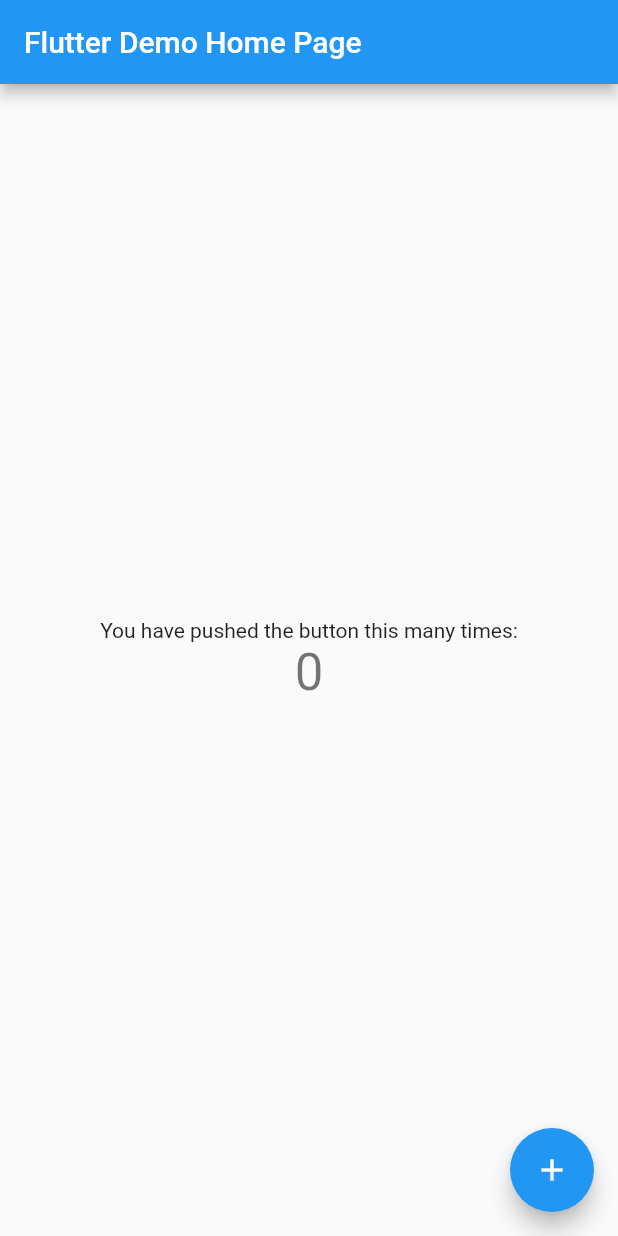
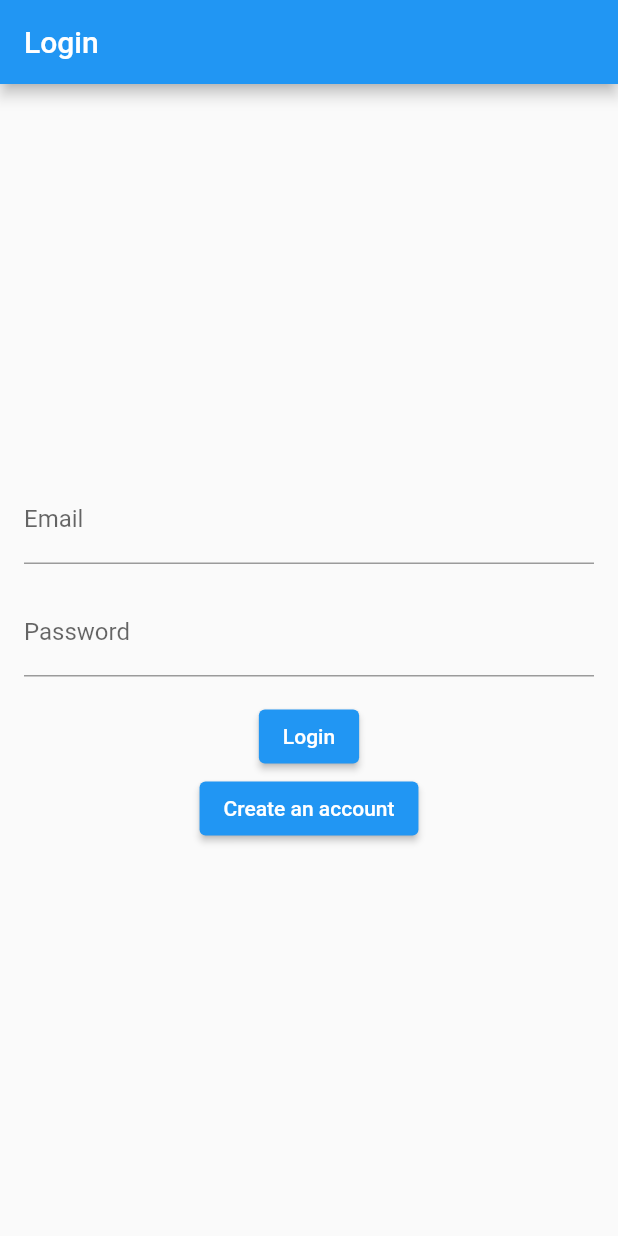
Before and after one commit to HiepHT411/quizServerSide, a Flutter app: the screen it shows after launch, on a phone screen of 412 x 824 dp. Run offline on Flutter 3.47's test engine with Material 2 defaults, Android fonts, the phone set to English and light mode, and no system bars.

Commit message:
Login Registration Screens

```diff
--- /dev/null
+++ b/goquiz_ui/lib/constants/api_endpoints.dart
@@ -0,0 +1 @@
+const String API_URL = 'http://192.168.1.7:3000/api';
--- a/goquiz_ui/lib/main.dart
+++ b/goquiz_ui/lib/main.dart
@@ -1,115 +1,27 @@
 import 'package:flutter/material.dart';
+import 'package:goquiz_ui/constants/app_routes.dart';
+import 'package:goquiz_ui/views/auth/login_screen.dart';
+import 'package:goquiz_ui/views/auth/register_screen.dart';
+// Import other screens
 
 void main() {
-  runApp(const MyApp());
+  runApp(MyApp());
 }
 
 class MyApp extends StatelessWidget {
-  const MyApp({super.key});
-
-  // This widget is the root of your application.
   @override
   Widget build(BuildContext context) {
     return MaterialApp(
-      title: 'Flutter Demo',
+      title: 'Go Quiz',
       theme: ThemeData(
-        // This is the theme of your application.
-        //
-        // Try running your application with "flutter run". You'll see the
-        // application has a blue toolbar. Then, without quitting the app, try
-        // changing the primarySwatch below to Colors.green and then invoke
-        // "hot reload" (press "r" in the console where you ran "flutter run",
-        // or simply save your changes to "hot reload" in a Flutter IDE).
-        // Notice that the counter didn't reset back to zero; the application
-        // is not restarted.
         primarySwatch: Colors.blue,
       ),
-      home: const MyHomePage(title: 'Flutter Demo Home Page'),
+      initialRoute: AppRoutes.login.toString(),
+      routes: {
+        AppRoutes.login.toString(): (context) => LoginScreen(),
+        AppRoutes.register.toString(): (context) => RegisterScreen(),
+        // Add other routes
+      },
     );
   }
 }
-
-class MyHomePage extends StatefulWidget {
-  const MyHomePage({super.key, required this.title});
-
-  // This widget is the home page of your application. It is stateful, meaning
-  // that it has a State object (defined below) that contains fields that affect
-  // how it looks.
-
-  // This class is the configuration for the state. It holds the values (in this
-  // case the title) provided by the parent (in this case the App widget) and
-  // used by the build method of the State. Fields in a Widget subclass are
-  // always marked "final".
-
-  final String title;
-
-  @override
-  State<MyHomePage> createState() => _MyHomePageState();
-}
-
-class _MyHomePageState extends State<MyHomePage> {
-  int _counter = 0;
-
-  void _incrementCounter() {
-    setState(() {
-      // This call to setState tells the Flutter framework that something has
-      // changed in this State, which causes it to rerun the build method below
-      // so that the display can reflect the updated values. If we changed
-      // _counter without calling setState(), then the build method would not be
-      // called again, and so nothing would appear to happen.
-      _counter++;
-    });
-  }
-
-  @override
-  Widget build(BuildContext context) {
-    // This method is rerun every time setState is called, for instance as done
-    // by the _incrementCounter method above.
-    //
-    // The Flutter framework has been optimized to make rerunning build methods
-    // fast, so that you can just rebuild anything that needs updating rather
-    // than having to individually change instances of widgets.
-    return Scaffold(
-      appBar: AppBar(
-        // Here we take the value from the MyHomePage object that was created by
-        // the App.build method, and use it to set our appbar title.
-        title: Text(widget.title),
-      ),
-      body: Center(
-        // Center is a layout widget. It takes a single child and positions it
-        // in the middle of the parent.
-        child: Column(
-          // Column is also a layout widget. It takes a list of children and
-          // arranges them vertically. By default, it sizes itself to fit its
-          // children horizontally, and tries to be as tall as its parent.
-          //
-          // Invoke "debug painting" (press "p" in the console, choose the
-          // "Toggle Debug Paint" action from the Flutter Inspector in Android
-          // Studio, or the "Toggle Debug Paint" command in Visual Studio Code)
-          // to see the wireframe for each widget.
-          //
-          // Column has various properties to control how it sizes itself and
-          // how it positions its children. Here we use mainAxisAlignment to
-          // center the children vertically; the main axis here is the vertical
-          // axis because Columns are vertical (the cross axis would be
-          // horizontal).
-          mainAxisAlignment: MainAxisAlignment.center,
-          children: <Widget>[
-            const Text(
-              'You have pushed the button this many times:',
-            ),
-            Text(
-              '$_counter',
-              style: Theme.of(context).textTheme.headlineMedium,
-            ),
-          ],
-        ),
-      ),
-      floatingActionButton: FloatingActionButton(
-        onPressed: _incrementCounter,
-        tooltip: 'Increment',
-        child: const Icon(Icons.add),
-      ), // This trailing comma makes auto-formatting nicer for build methods.
-    );
-  }
-}
--- a/goquiz_ui/lib/providers/authentication_provider.dart
+++ b/goquiz_ui/lib/providers/authentication_provider.dart
@@ -0,0 +1,58 @@
+import 'dart:convert';
+import 'package:flutter/foundation.dart';
+import 'package:http/http.dart' as http;
+import 'package:goquiz_ui/constants/api_endpoints.dart';
+
+class AuthenticationProvider {
+  final String apiUrl = '$API_URL/auth';
+
+  Future<bool> login(String email, String password) async {
+    final response = await http.post(
+      Uri.parse('$apiUrl/authenticate'),
+      headers: <String, String>{
+        'Content-Type': 'application/json',
+      },
+      body: jsonEncode(<String, String>{
+        'email': email,
+        'password': password,
+      }),
+    );
+
+    if (response.statusCode == 200) {
+      // Authentication successful
+      // You can handle the response here, e.g., store the user token
+
+      return true;
+    } else {
+      // Authentication failed
+      // You can handle the response here, e.g., display an error message
+      return false;
+    }
+  }
+
+  Future<bool> register(String username, String email, String password) async {
+    final response = await http.post(
+      Uri.parse('$apiUrl/signup'),
+      headers: <String, String>{
+        'Content-Type': 'application/json',
+      },
+      body: jsonEncode(<String, String>{
+        'username': username,
+        'email': email,
+        'password': password,
+      }),
+    );
+
+    if (response.statusCode == 200) {
+      // Registration successful
+      // You can handle the response here, e.g., navigate to the login screen
+      //TODO
+      return true;
+    } else {
+      // Registration failed
+      // You can handle the response here, e.g., display an error message
+      //TODO
+      return false;
+    }
+  }
+}
--- a/goquiz_ui/lib/views/auth/login_screen.dart
+++ b/goquiz_ui/lib/views/auth/login_screen.dart
@@ -0,0 +1,62 @@
+import 'package:flutter/material.dart';
+import 'package:goquiz_ui/constants/app_routes.dart';
+import 'package:goquiz_ui/providers/authentication_provider.dart';
+
+class LoginScreen extends StatelessWidget {
+  final AuthenticationProvider authProvider = AuthenticationProvider();
+
+  final TextEditingController emailController = TextEditingController();
+  final TextEditingController passwordController = TextEditingController();
+
+  @override
+  Widget build(BuildContext context) {
+    return Scaffold(
+        appBar: AppBar(
+          title: Text('Login'),
+        ),
+        body: Padding(
+            padding: EdgeInsets.all(16.0),
+            child:
+                Column(mainAxisAlignment: MainAxisAlignment.center, children: [
+              TextField(
+                controller: emailController,
+                decoration: InputDecoration(
+                  labelText: 'Email',
+                ),
+              ),
+              SizedBox(height: 16.0),
+              TextField(
+                controller: passwordController,
+                obscureText: true,
+                decoration: InputDecoration(
+                  labelText: 'Password',
+                ),
+              ),
+              SizedBox(height: 16.0),
+              ElevatedButton(
+                onPressed: () async {
+                  final email = emailController.text;
+                  final password = passwordController.text;
+                  final success = await authProvider.login(email, password);
+                  if (success) {
+                    // Navigate to the next screen upon successful login
+                    Navigator.pushReplacementNamed(
+                        context, AppRoutes.quizList.toString());
+                  } else {
+                    // Display an error message to the user if login failed
+                    ScaffoldMessenger.of(context).showSnackBar(SnackBar(
+                      content: Text('Login failed'),
+                    ));
+                  }
+                },
+                child: Text('Login'),
+              ),
+              ElevatedButton(
+                onPressed: () {
+                  Navigator.pushReplacementNamed(context, AppRoutes.register.toString());
+                },
+                child: Text('Create an account'),
+              ),
+            ])));
+  }
+}
```
Also changed, not shown: goquiz_ui/lib/views/auth/register_screen.dart (+72 -0 lines).
